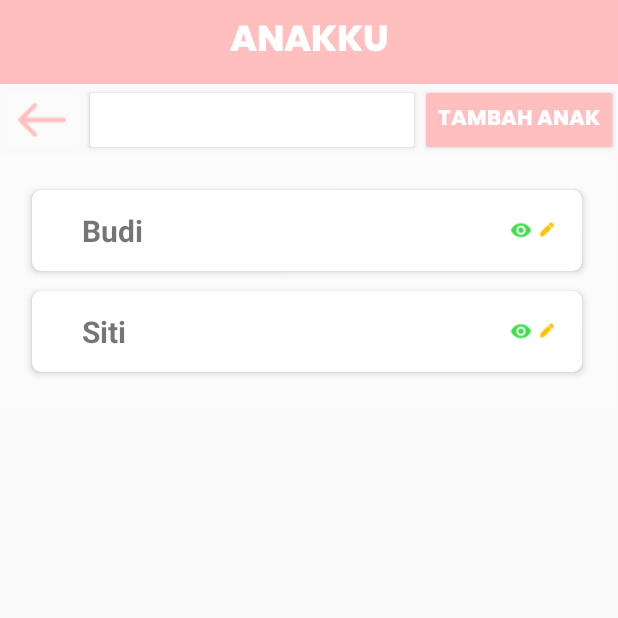
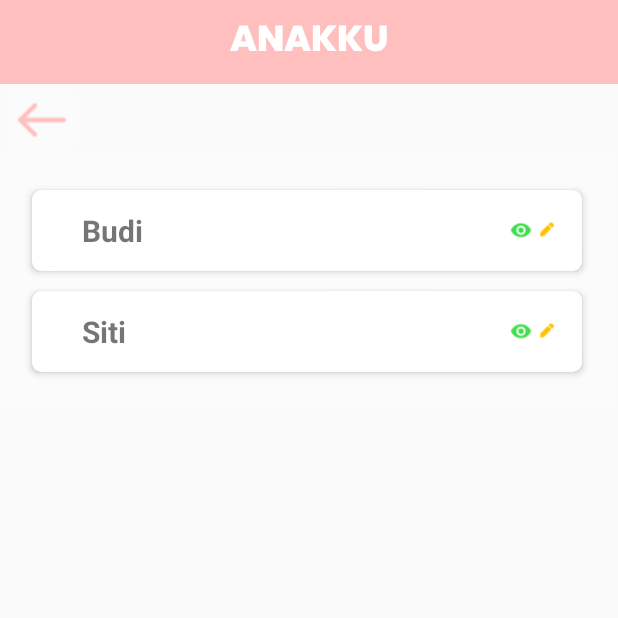
Before and after one commit to syhana/PTB, an Android app: the ImunisasiAnak screen opened directly, with no data from a screen before it, on a phone screen of 412 x 824 dp, the top half of it. Run offline under Robolectric (Android 15) with nearby library versions, the phone set to English and light mode, and no system bars.

Commit message:
layout update

```diff
--- a/app/src/main/res/layout/activity_detail_sharing.xml
+++ b/app/src/main/res/layout/activity_detail_sharing.xml
@@ -67,8 +67,8 @@
         android:id="@+id/detailInfo"
         android:layout_width="match_parent"
         android:layout_height="wrap_content"
-        android:layout_marginStart="10dp"
-        android:layout_marginEnd="10dp"
+        android:layout_marginStart="20dp"
+        android:layout_marginEnd="20dp"
         android:text="@string/detailinformasi"
         android:textColor="@color/black"
         android:textSize="16sp"
--- a/app/src/main/res/layout/activity_imunisasi_anak.xml
+++ b/app/src/main/res/layout/activity_imunisasi_anak.xml
@@ -36,24 +36,6 @@
             android:onClick="pindahHome"
             android:src="@drawable/back_pink" />
 
-        <Button
-            android:id="@+id/button3"
-            android:layout_width="wrap_content"
-            android:layout_height="wrap_content"
-            android:layout_weight="1"
-            android:backgroundTint="@color/white"
-            android:text="Button"
-            android:textColor="@color/white" />
-
-        <Button
-            android:id="@+id/button2"
-            android:layout_width="wrap_content"
-            android:layout_height="wrap_content"
-            android:layout_gravity="end"
-            android:backgroundTint="@color/pink"
-            android:fontFamily="@font/poppins_extrabold"
-            android:text="Tambah Anak"
-            android:textColor="@android:color/white" />
     </LinearLayout>
     <ScrollView
         android:layout_width="match_parent"
--- a/app/src/main/res/values/strings.xml
+++ b/app/src/main/res/values/strings.xml
@@ -31,7 +31,7 @@
     <string name="anakku">ANAKKU</string>
     <string name="detailinformasi">Kondisi tubuh anak yang pendek seringkali dikatakan sebagai faktor
         keturunan (genetik) dari kedua orang tuanya, sehingga masyarakat banyak hanya menerima tanpa
-        berbuat apa - apa untuk mencegahnya\n\n Padahal seperti yang kita ketahui, genetika merupakan
+        berbuat apa - apa untuk mencegahnya\n\nPadahal seperti yang kita ketahui, genetika merupakan
         faktor determinan kesehatan yang paling kecil pengaruhnya dibandingkan dengan faktor perilaku,
         lingkungan, sosial, ekonomi, budaya, politik, dan pelayanan kesehatan. </string>
     <string name="imunisasi">IMUNISASI ANAK</string>
```
Also changed, not shown: app/src/main/res/layout/activity_detail_imunisasi.xml (+8 -8 lines).
